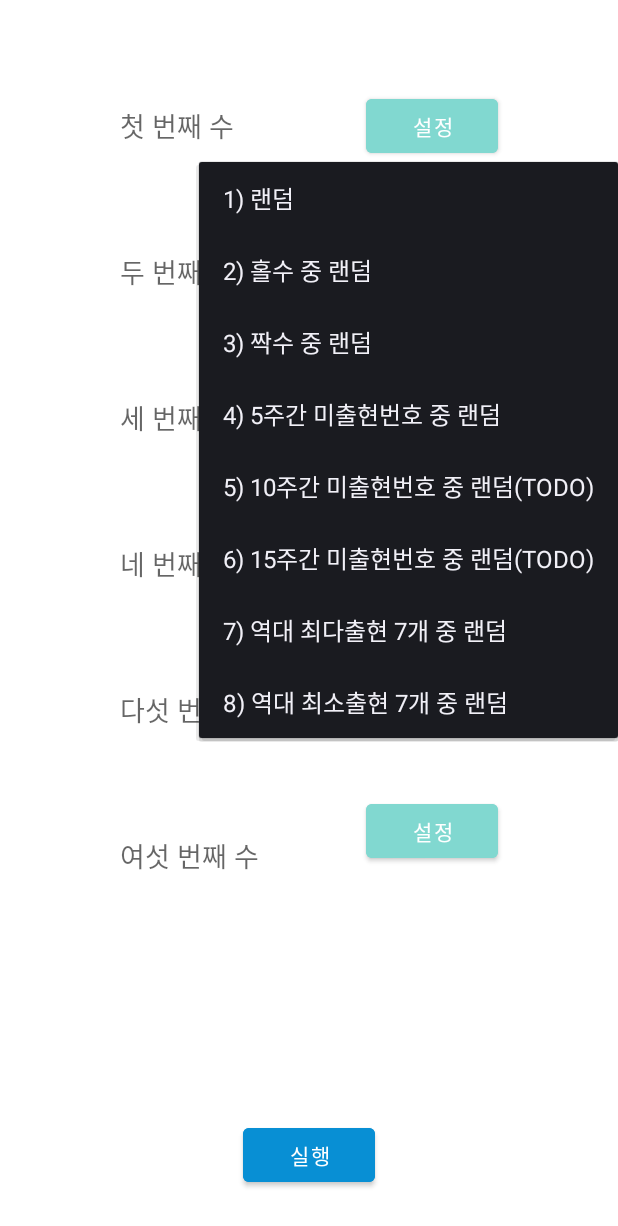
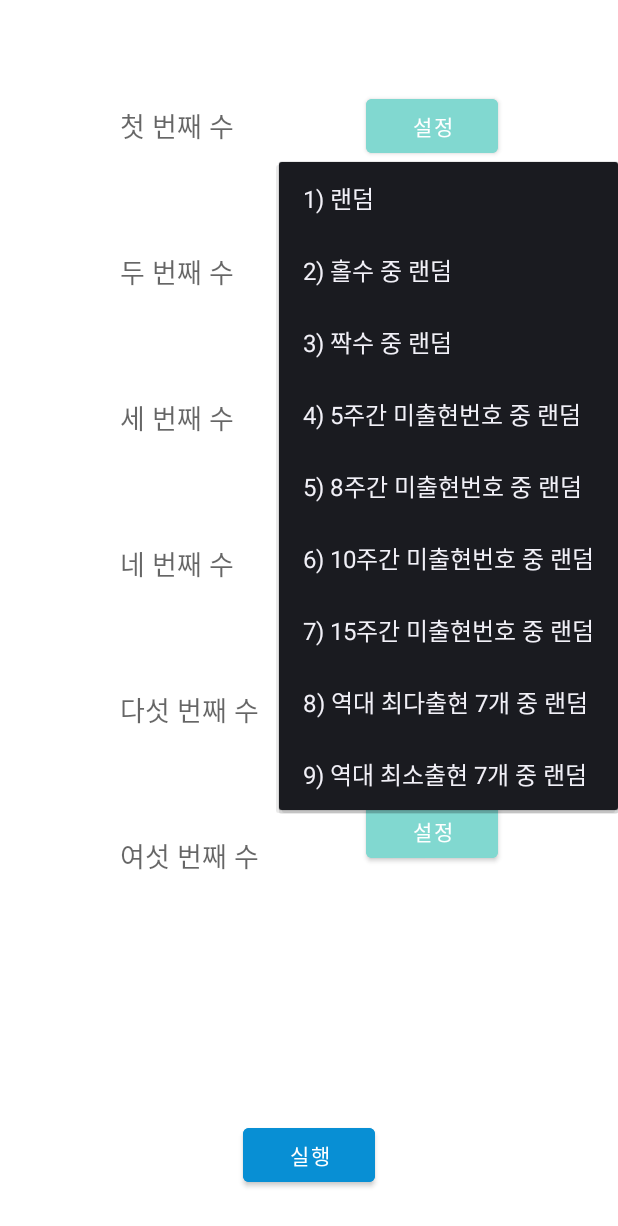
Before and after one commit to plusjob70/CustomLottoGenerator, an Android app: the screen it shows after launch (MainActivity), after a tap on "설정", on a phone screen of 412 x 824 dp. Shown: the top 1226 px of the screen. Run offline under Robolectric (Android 15) with nearby library versions, the phone set to English and light mode, and no system bars.

Commit message:
Add More Function

```diff
--- a/app/src/main/res/menu/setting_menu.xml
+++ b/app/src/main/res/menu/setting_menu.xml
@@ -19,19 +19,22 @@
         android:checkable="false"
         android:title="4) 5주간 미출현번호 중 랜덤" />
     <item
+        android:id="@+id/notAppear8WeeksRandom"
+        android:title="5) 8주간 미출현번호 중 랜덤" />
+    <item
         android:id="@+id/notAppear10WeeksRandom"
         android:checkable="false"
-        android:title="5) 10주간 미출현번호 중 랜덤(TODO)" />
+        android:title="6) 10주간 미출현번호 중 랜덤" />
     <item
         android:id="@+id/notAppear15WeeksRandom"
         android:checkable="false"
-        android:title="6) 15주간 미출현번호 중 랜덤(TODO)" />
+        android:title="7) 15주간 미출현번호 중 랜덤" />
     <item
         android:id="@+id/maxAppearNum"
         android:checkable="false"
-        android:title="7) 역대 최다출현 7개 중 랜덤" />
+        android:title="8) 역대 최다출현 7개 중 랜덤" />
     <item
         android:id="@+id/minAppearNum"
         android:checkable="false"
-        android:title="8) 역대 최소출현 7개 중 랜덤" />
+        android:title="9) 역대 최소출현 7개 중 랜덤" />
 </menu>
```
Also changed, not shown: app/src/main/java/com/example/lotto/MainActivity.kt (+8 -4 lines), app/src/main/java/com/example/lotto/ResultActivity.kt (+9 -4 lines), app/src/main/java/com/example/lotto/pickNumber.kt (+22 -6 lines).
